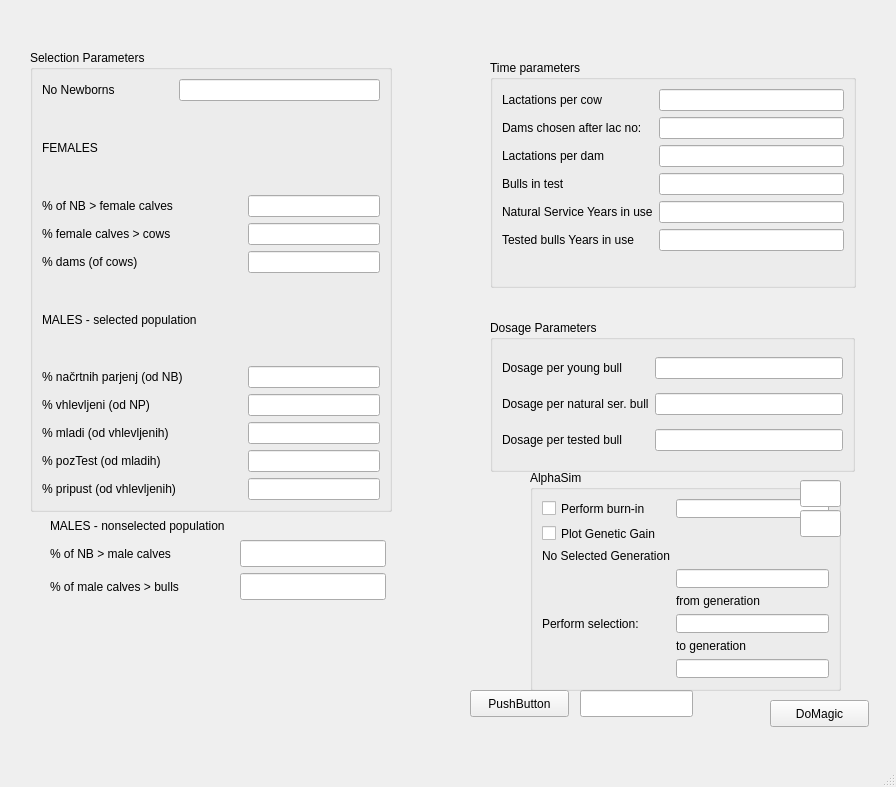
Old version of the form SelectionParameters.ui in the repository janaobsteter/Genotype_CODES.
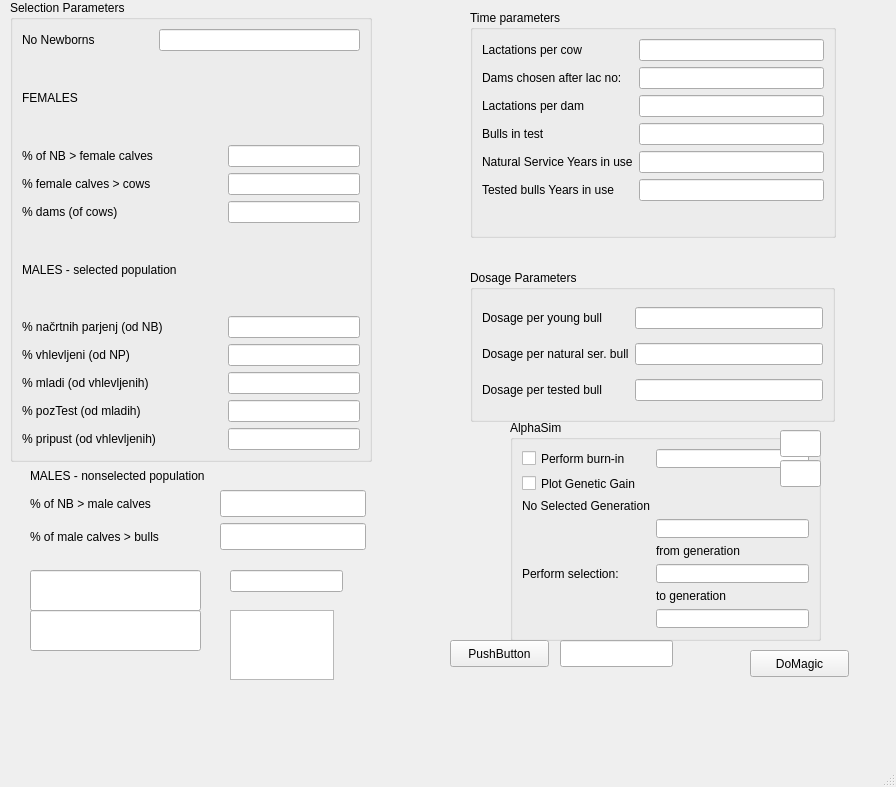
New version of the form.

Commit message: Changed errors in GUI loop

What changed in the file:
```diff
--- a/SelectionParameters.ui
+++ b/SelectionParameters.ui
@@ -17,8 +17,8 @@
    <widget class="QGroupBox" name="groupBox">
     <property name="geometry">
      <rect>
-      <x>30</x>
-      <y>50</y>
+      <x>10</x>
+      <y>0</y>
       <width>362</width>
       <height>462</height>
      </rect>
@@ -136,8 +136,8 @@
    <widget class="QGroupBox" name="groupBox_2">
     <property name="geometry">
      <rect>
-      <x>490</x>
-      <y>60</y>
+      <x>470</x>
+      <y>10</y>
       <width>366</width>
       <height>228</height>
      </rect>
@@ -214,8 +214,8 @@
    <widget class="QGroupBox" name="groupBox_3">
     <property name="geometry">
      <rect>
-      <x>490</x>
-      <y>320</y>
+      <x>470</x>
+      <y>270</y>
       <width>365</width>
       <height>152</height>
      </rect>
@@ -259,8 +259,8 @@
    <widget class="QLineEdit" name="telM">
     <property name="geometry">
      <rect>
-      <x>240</x>
-      <y>540</y>
+      <x>220</x>
+      <y>490</y>
       <width>146</width>
       <height>27</height>
      </rect>
@@ -269,8 +269,8 @@
    <widget class="QLabel" name="label_12">
     <property name="geometry">
      <rect>
-      <x>50</x>
-      <y>540</y>
+      <x>30</x>
+      <y>490</y>
       <width>184</width>
       <height>27</height>
      </rect>
@@ -282,8 +282,8 @@
    <widget class="QLabel" name="label_13">
     <property name="geometry">
      <rect>
-      <x>50</x>
-      <y>573</y>
+      <x>30</x>
+      <y>523</y>
       <width>184</width>
       <height>27</height>
      </rect>
@@ -295,8 +295,8 @@
    <widget class="QLineEdit" name="bik12">
     <property name="geometry">
      <rect>
-      <x>240</x>
-      <y>573</y>
+      <x>220</x>
+      <y>523</y>
       <width>146</width>
       <height>27</height>
      </rect>
@@ -305,8 +305,8 @@
    <widget class="QLabel" name="label_14">
     <property name="geometry">
      <rect>
-      <x>50</x>
-      <y>517</y>
+      <x>30</x>
+      <y>467</y>
       <width>336</width>
       <height>17</height>
      </rect>
@@ -318,8 +318,8 @@
    <widget class="QGroupBox" name="groupBox_4">
     <property name="geometry">
      <rect>
-      <x>530</x>
-      <y>470</y>
+      <x>510</x>
+      <y>420</y>
       <width>311</width>
       <height>221</height>
      </rect>
@@ -390,8 +390,8 @@
    <widget class="QPushButton" name="DoMagic">
     <property name="geometry">
      <rect>
-      <x>770</x>
-      <y>700</y>
+      <x>750</x>
+      <y>650</y>
       <width>99</width>
       <height>27</height>
      </rect>
@@ -403,8 +403,8 @@
    <widget class="QLineEdit" name="NoSires">
     <property name="geometry">
      <rect>
-      <x>800</x>
-      <y>480</y>
+      <x>780</x>
+      <y>430</y>
       <width>41</width>
       <height>27</height>
      </rect>
@@ -413,8 +413,8 @@
    <widget class="QLineEdit" name="NoDams">
     <property name="geometry">
      <rect>
-      <x>800</x>
-      <y>510</y>
+      <x>780</x>
+      <y>460</y>
       <width>41</width>
       <height>27</height>
      </rect>
@@ -423,8 +423,8 @@
    <widget class="QPushButton" name="AlphaSimDir">
     <property name="geometry">
      <rect>
-      <x>470</x>
-      <y>690</y>
+      <x>450</x>
+      <y>640</y>
       <width>99</width>
       <height>27</height>
      </rect>
@@ -436,33 +436,53 @@
    <widget class="QLineEdit" name="AlphaSimDirShow">
     <property name="geometry">
      <rect>
-      <x>580</x>
-      <y>690</y>
+      <x>560</x>
+      <y>640</y>
       <width>113</width>
       <height>27</height>
      </rect>
     </property>
    </widget>
-   <zorder>groupBox</zorder>
-   <zorder>groupBox_2</zorder>
-   <zorder>groupBox_3</zorder>
-   <zorder>telM</zorder>
-   <zorder>label_12</zorder>
-   <zorder>label_13</zorder>
-   <zorder>bik12</zorder>
-   <zorder>label_14</zorder>
-   <zorder>telM</zorder>
-   <zorder>label_12</zorder>
-   <zorder>label_13</zorder>
-   <zorder>bik12</zorder>
-   <zorder>label_14</zorder>
-   <zorder>groupBox_4</zorder>
-   <zorder>DoMagic</zorder>
-   <zorder>DoMagic</zorder>
-   <zorder>NoSires</zorder>
-   <zorder>NoDams</zorder>
-   <zorder>AlphaSimDir</zorder>
-   <zorder>AlphaSimDirShow</zorder>
+   <widget class="QLineEdit" name="message">
+    <property name="geometry">
+     <rect>
+      <x>30</x>
+      <y>570</y>
+      <width>171</width>
+      <height>41</height>
+     </rect>
+    </property>
+   </widget>
+   <widget class="QLineEdit" name="outputWritten">
+    <property name="geometry">
+     <rect>
+      <x>30</x>
+      <y>610</y>
+      <width>171</width>
+      <height>41</height>
+     </rect>
+    </property>
+   </widget>
+   <widget class="QLineEdit" name="le">
+    <property name="geometry">
+     <rect>
+      <x>230</x>
+      <y>570</y>
+      <width>113</width>
+      <height>22</height>
+     </rect>
+    </property>
+   </widget>
+   <widget class="QTextEdit" name="te">
+    <property name="geometry">
+     <rect>
+      <x>230</x>
+      <y>610</y>
+      <width>104</width>
+      <height>70</height>
+     </rect>
+    </property>
+   </widget>
   </widget>
   <widget class="QMenuBar" name="menubar">
    <property name="geometry">
```
Left out of the diff: 2 changed lines with no effect on the pictures. The commit also changes 4 other files.
